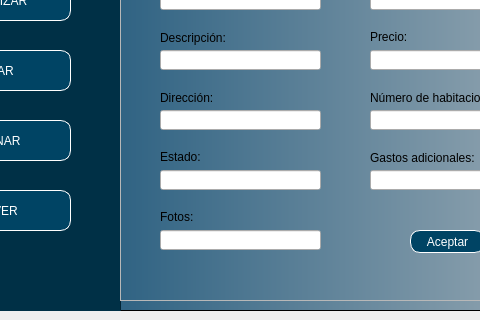
First picture: the form in Proyecto1G/InterfazGrafica/ventanaEditarPropiedades.ui, repository nicoArley/gestionPropiedades, before the edit; both pictures show x 120 to 600 and y 180 to 500 of the 900 by 500 pixel window.
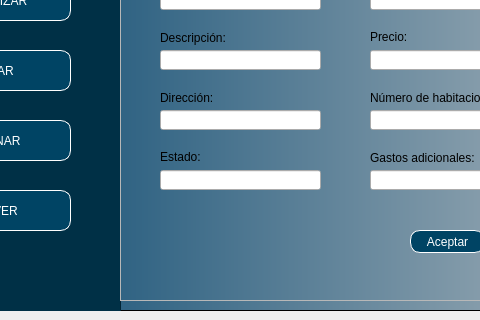
Second picture: the form after the edit. Icons and pictures are not drawn.

The edit to the form file:
```diff
--- a/Proyecto1G/InterfazGrafica/ventanaEditarPropiedades.ui
+++ b/Proyecto1G/InterfazGrafica/ventanaEditarPropiedades.ui
@@ -629,32 +629,6 @@
            <string>metros cuadrados</string>
           </property>
          </widget>
-         <widget class="QLabel" name="label_27">
-          <property name="geometry">
-           <rect>
-            <x>50</x>
-            <y>350</y>
-            <width>47</width>
-            <height>13</height>
-           </rect>
-          </property>
-          <property name="styleSheet">
-           <string notr="true">font: 9pt &quot;Arial&quot;;</string>
-          </property>
-          <property name="text">
-           <string>Fotos:</string>
-          </property>
-         </widget>
-         <widget class="QLineEdit" name="txtEstado_2">
-          <property name="geometry">
-           <rect>
-            <x>50</x>
-            <y>370</y>
-            <width>161</width>
-            <height>20</height>
-           </rect>
-          </property>
-         </widget>
         </widget>
        </widget>
       </widget>
```
Left out of the diff: 4 changed lines with no effect on the pictures.
